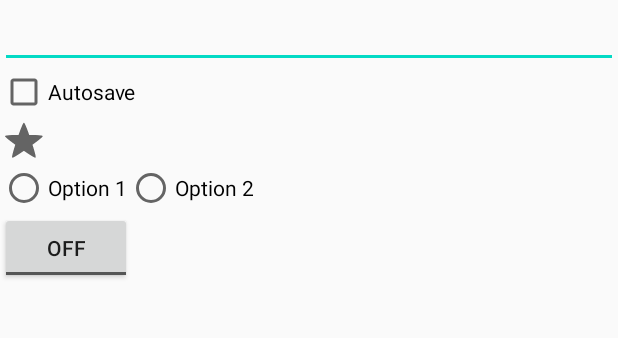
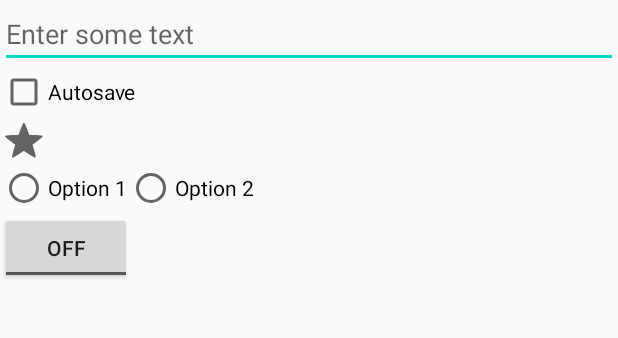
Before and after one commit to AnthonyMancia3670/testinrepo, an Android app: the screen it shows after launch (MainActivity), on a phone screen of 412 x 824 dp, the part 366-704 px from its top. Run offline under Robolectric (Android 15) with nearby library versions, the phone set to English and light mode, and no system bars.

Commit message:
Changed edit text so that only alphabetic can be type and has a limit of 10 characters

```diff
--- a/anthonyView3/src/main/res/layout/activity_main.xml
+++ b/anthonyView3/src/main/res/layout/activity_main.xml
@@ -20,9 +20,16 @@
         android:layout_height="wrap_content"
         android:src="@drawable/ic_launcher" />
 
-    <EditText android:id="@+id/txtName"
+
+    <EditText
+        android:id="@+id/txtText"
         android:layout_width="fill_parent"
-        android:layout_height="wrap_content" />
+        android:layout_height="wrap_content"
+        android:hint="Enter some text"
+        android:maxLength="10"
+        android:inputType="textPersonName"
+        android:digits="abcdefghijklmnopqrstuvwxyzABCDEFGHIJKLMNOPQRSTUVWXYZ"/>
+
 
     <CheckBox android:id="@+id/chkAutosave"
         android:layout_width="fill_parent"
```
